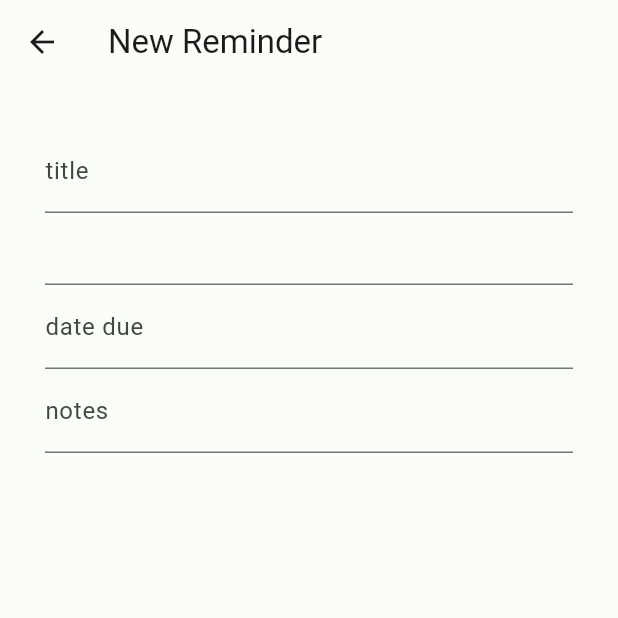
After one commit to IsaacCooke/Ash, a Flutter app: the CreateReminder screen opened directly, on a phone screen of 412 x 824 dp, the top half of it. The commit adds this screen. Run offline on Flutter 3.47's test engine with Material 2 defaults, Android fonts, the light colour scheme and no system bars; our stand-ins replace flutter_tts, speech_to_text; accounts and stored records are empty; generated files the repository leaves out were written again.

Commit message:
Started system to create new reminders

```diff
--- a/client/lib/l10n/app_en.arb
+++ b/client/lib/l10n/app_en.arb
@@ -29,5 +29,13 @@
     "hi": "hi",
     "helloHowAreYouToday": "hello how are you today",
     "hiHowAreYouFeelingToday": "hi how are you feeling today",
-    "pressTheButtonAndStartSpeaking": "Press the button and start speaking"
+    "pressTheButtonAndStartSpeaking": "Press the button and start speaking",
+    "newReminder": "New Reminder",
+    "title": "title",
+    "dateDue": "date due",
+    "repeat": "repeat",
+    "notes": "notes",
+    "location": "Location",
+    "enterThe": "Enter the",
+    "enterAny": "Enter any"
 }
--- a/client/lib/language/nlp.dart
+++ b/client/lib/language/nlp.dart
@@ -32,7 +32,7 @@ class Language{
         break;
       }
       case 3: {
-        // Joke
+        utils.joke();
         break;
       }
       default: {
@@ -42,5 +42,3 @@ class Language{
     }
   }
 }
-
-//TODO: Find a better way to do this. I should try to define the statements away from the other localization in a separate dart/ json file. This could also allow arrays and won't annoy the switch statement.
--- /dev/null
+++ b/client/lib/widgets/create_reminder.dart
@@ -0,0 +1,92 @@
+import 'package:flutter/material.dart';
+
+import 'package:client/l10n/app_localizations_context.dart';
+import 'package:client/global/global.dart' as globals;
+import 'package:intl/intl.dart';
+
+
+class CreateReminder extends StatefulWidget {
+  const CreateReminder({super.key});
+
+  @override
+  State<CreateReminder> createState() => _CreateReminderState();
+}
+
+class _CreateReminderState extends State<CreateReminder>{
+  final _titleController = TextEditingController();
+  final _repeatController = TextEditingController();
+  final _dateDueController = TextEditingController();
+  final _notesController = TextEditingController();
+  final _locationController = TextEditingController();
+  DateTime _dateDue = DateTime.now();
+
+  @override
+  void initState(){
+    _dateDueController.text = "";
+    super.initState();
+  }
+
+  Widget build(BuildContext context){
+    return Scaffold(
+      appBar: AppBar(
+        title: Text(context.loc.newReminder),
+      ),
+      body: Padding(
+        padding: const EdgeInsets.all(30),
+        child: Form(
+          child: Column(
+            children: <Widget>[
+              TextFormField(
+                controller: _titleController,
+                decoration: InputDecoration(
+                  hintText: context.loc.enterThe + context.loc.title,
+                  labelText: context.loc.title,
+                ),
+              ),
+              TextFormField(
+                controller: _repeatController,
+                //TODO Do something here so the user gets an option not just a text box
+              ),
+              TextFormField(
+                controller: _dateDueController,
+                decoration: InputDecoration(
+                  hintText: context.loc.enterThe + context.loc.dateDue,
+                  labelText: context.loc.dateDue,
+                ),
+                readOnly: true,
+                onTap: () async {
+                  DateTime? pickedDate = await showDatePicker(
+                    context: context,
+                    initialDate: DateTime.now(),
+                    firstDate: DateTime.now(),
+                    lastDate: DateTime(2101),
+                  ); //TODO Make this a date and time thing. Atm it's just date
+
+                  if(pickedDate != null){
+                    String formattedDate = DateFormat('dd-MM-yyyy').format(pickedDate);
+                    setState(() {
+                      _dateDueController.text = formattedDate;
+                      _dateDue = pickedDate;
+                    });
+                  } else {
+                    //TODO Add something else here (same as sign_up.dart)
+                  }
+                },
+              ),
+              TextFormField(
+                controller: _notesController,
+                decoration: InputDecoration(
+                  hintText: context.loc.enterAny + context.loc.notes,
+                  labelText: context.loc.notes
+                ),
+                maxLines: null,
+                keyboardType: TextInputType.multiline,
+              ),
+              //TODO Add location text field
+            ],
+          ),
+        )
+      ),
+    );
+  }
+}
--- a/client/lib/widgets/sign_up.dart
+++ b/client/lib/widgets/sign_up.dart
@@ -36,7 +36,7 @@ class SignUpState extends State<SignUp>{
   Widget build(BuildContext context){
     return Scaffold(
       appBar: AppBar(
-        title: Text(AppLocalizations.of(context)!.signUp),
+        title: Text(AppLocalizations.of(context).signUp),
       ),
       body: Padding(
         padding: const EdgeInsets.all(30),
```
Also changed, not shown: client/lib/l10n/app_es.arb (+10 -1 lines).
